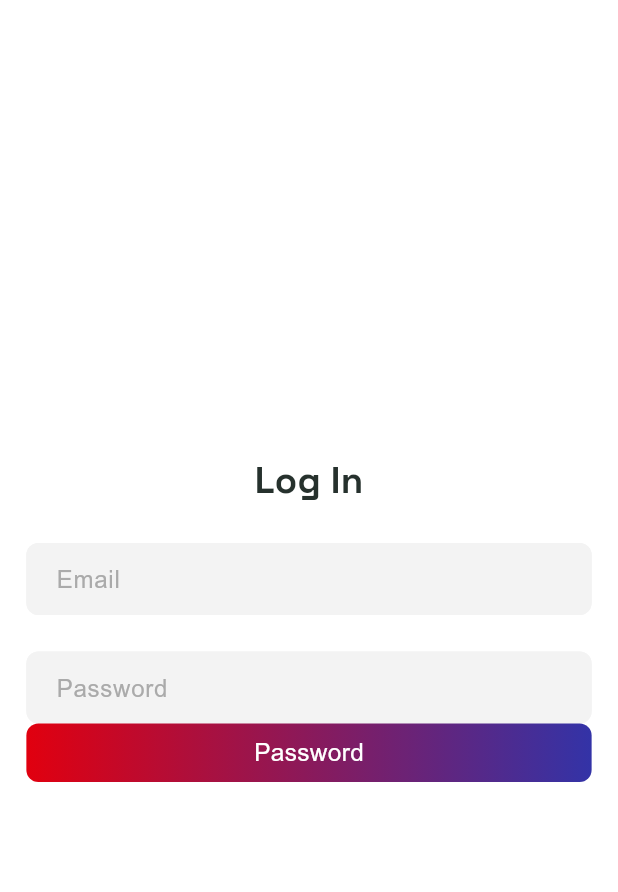
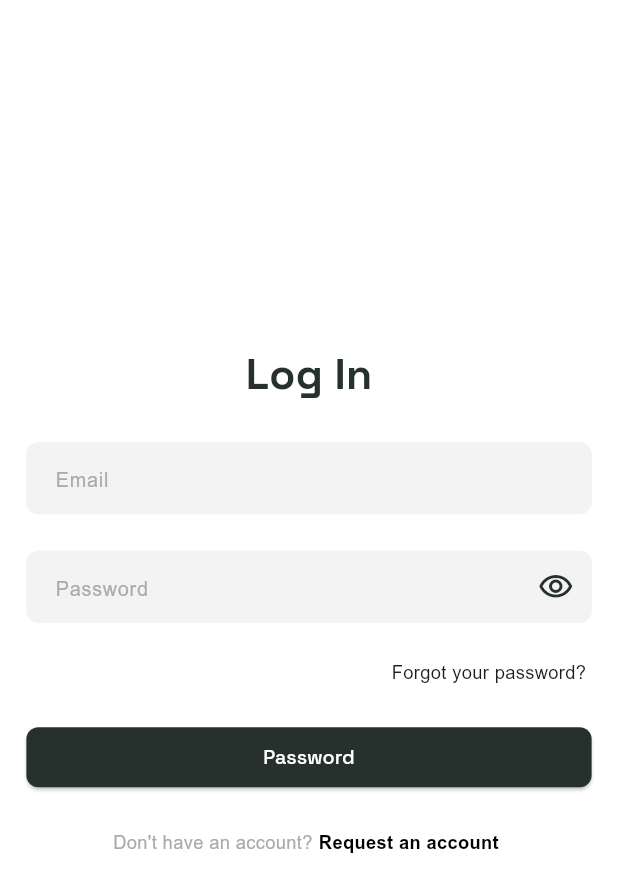
Before and after one commit to md-miyam/my_library, a Flutter app: the screen it shows after launch, on a phone screen of 412 x 824 dp. Shown: the top 892 px of the screen. Run offline on Flutter 3.47's test engine with Material 3 defaults, Android fonts, the phone set to English and light mode, and no system bars; our stand-ins replace flutter_screenutil, get, lottie.

```diff
--- a/lib/app/data/app_colors.dart
+++ b/lib/app/data/app_colors.dart
@@ -3,12 +3,12 @@ import 'dart:ui';
 class AppColors{
   static const Color whiteColor = Color(0xffFFFFFF);
   static const Color blackColor = Color(0xff000000);
+  static const Color secondaryBlackColor = Color(0xFF26312D);
   static const Color backgroundColor = Color(0xffFFFFFF);
   static const Color primaryColor = Color(0xFF1e2755);
   static const Color secondaryColor = Color(0xFF75b3d1);
   static const Color primaryTextColor = Color(0xffFFFFFF);
   static const Color secondaryTextColor = Color(0xFFaaaaaa);
-  static const Color primaryIconColor = Color(0xFF26312D);
   static const Color secondaryIconColor = Color(0xFFF3F3F3);
   static const Color yellowColor = Color(0xFFfac43a);
 
--- a/lib/app/data/app_text_styles.dart
+++ b/lib/app/data/app_text_styles.dart
@@ -129,6 +129,8 @@ abstract class AppTextStyles {
 
   static TextStyle get spaceGroteskMedium12 => TextStyle(fontSize: 12.sp, fontWeight: FontWeight.w500, fontFamily: "SpaceGrotesk", color: AppColors.primaryColor);
 
+  static TextStyle get spaceGroteskMedium13 => TextStyle(fontSize: 13.sp, fontWeight: FontWeight.w500, fontFamily: "SpaceGrotesk", color: AppColors.primaryColor);
+
   static TextStyle get spaceGroteskMedium16 => TextStyle(fontSize: 16.sp, fontWeight: FontWeight.w500, fontFamily: "SpaceGrotesk", color: AppColors.primaryColor);
 
   static TextStyle get spaceGroteskMedium20 => TextStyle(fontSize: 20.sp, fontWeight: FontWeight.w500, fontFamily: "SpaceGrotesk", color: AppColors.primaryColor);
@@ -146,22 +148,23 @@ abstract class AppTextStyles {
 
 
 
-  static TextStyle get spaceGroteskLarge10 => TextStyle(fontSize: 10.sp, fontWeight: FontWeight.w700, fontFamily: "SpaceGrotesk", color: AppColors.primaryIconColor);
+  static TextStyle get spaceGroteskLarge10 => TextStyle(fontSize: 10.sp, fontWeight: FontWeight.w700, fontFamily: "SpaceGrotesk", color: AppColors.secondaryBlackColor);
 
-  static TextStyle get spaceGroteskLarge12 => TextStyle(fontSize: 12.sp, fontWeight: FontWeight.w700, fontFamily: "SpaceGrotesk", color: AppColors.primaryIconColor);
+  static TextStyle get spaceGroteskLarge12 => TextStyle(fontSize: 12.sp, fontWeight: FontWeight.w700, fontFamily: "SpaceGrotesk", color: AppColors.secondaryBlackColor);
 
-  static TextStyle get spaceGroteskLarge16 => TextStyle(fontSize: 16.sp, fontWeight: FontWeight.w700, fontFamily: "SpaceGrotesk", color: AppColors.primaryIconColor);
+  static TextStyle get spaceGroteskLarge16 => TextStyle(fontSize: 16.sp, fontWeight: FontWeight.w700, fontFamily: "SpaceGrotesk", color: AppColors.secondaryBlackColor);
 
-  static TextStyle get spaceGroteskLarge20 => TextStyle(fontSize: 20.sp, fontWeight: FontWeight.w700, fontFamily: "SpaceGrotesk", color: AppColors.primaryIconColor);
+  static TextStyle get spaceGroteskLarge20 => TextStyle(fontSize: 20.sp, fontWeight: FontWeight.w700, fontFamily: "SpaceGrotesk", color: AppColors.secondaryBlackColor);
 
-  static TextStyle get spaceGroteskLarge24 => TextStyle(fontSize: 24.sp, fontWeight: FontWeight.w700, fontFamily: "SpaceGrotesk", color: AppColors.primaryIconColor);
+  static TextStyle get spaceGroteskLarge24 => TextStyle(fontSize: 24.sp, fontWeight: FontWeight.w700, fontFamily: "SpaceGrotesk", color: AppColors.secondaryBlackColor);
 
-  static TextStyle get spaceGroteskLarge28 => TextStyle(fontSize: 28.sp, fontWeight: FontWeight.w700, fontFamily: "SpaceGrotesk", color: AppColors.primaryIconColor);
+  static TextStyle get spaceGroteskLarge28 => TextStyle(fontSize: 28.sp, fontWeight: FontWeight.w700, fontFamily: "SpaceGrotesk", color: AppColors.secondaryBlackColor);
 
-  static TextStyle get spaceGroteskLarge32 => TextStyle(fontSize: 32.sp, fontWeight: FontWeight.w700, fontFamily: "SpaceGrotesk", color: AppColors.primaryIconColor);
+  static TextStyle get spaceGroteskLarge32 => TextStyle(fontSize: 32.sp, fontWeight: FontWeight.w700, fontFamily: "SpaceGrotesk", color: AppColors.secondaryBlackColor);
 
-  static TextStyle get spaceGroteskLarge36 => TextStyle(fontSize: 36.sp, fontWeight: FontWeight.w700, fontFamily: "SpaceGrotesk", color: AppColors.primaryIconColor);
+  static TextStyle get spaceGroteskLarge36 => TextStyle(fontSize: 36.sp, fontWeight: FontWeight.w700, fontFamily: "SpaceGrotesk", color: AppColors.secondaryBlackColor);
 
-  static TextStyle get spaceGroteskLarge40 => TextStyle(fontSize: 40.sp, fontWeight: FontWeight.w700, fontFamily: "SpaceGrotesk", color: AppColors.primaryIconColor);
+  static TextStyle get spaceGroteskLarge40 => TextStyle(fontSize: 40.sp, fontWeight: FontWeight.w700, fontFamily: "SpaceGrotesk", color: AppColors.secondaryBlackColor);
+
 
 }
--- a/lib/app/data/theme.dart
+++ b/lib/app/data/theme.dart
@@ -14,15 +14,16 @@ ThemeData themeData() {
     elevatedButtonTheme: ElevatedButtonThemeData(
       style: ElevatedButton.styleFrom(
         padding: const EdgeInsets.all(8),
-        backgroundColor: AppColors.backgroundColor,
-        foregroundColor: AppColors.blackColor,
+        backgroundColor: AppColors.secondaryBlackColor,
+        foregroundColor: AppColors.whiteColor,
+        textStyle: AppTextStyles.spaceGroteskMedium13.copyWith(color: AppColors.whiteColor),
         shape: RoundedRectangleBorder(borderRadius: BorderRadius.circular(8)),
       ),
     ),
     inputDecorationTheme: InputDecorationTheme(
       filled: true,
       fillColor: AppColors.textFieldGreyColor,
-      contentPadding: const EdgeInsets.symmetric(horizontal: 16, vertical: 12),
+      contentPadding: EdgeInsets.symmetric(horizontal: 14.w, vertical: 10.h),
       border: OutlineInputBorder(
         borderRadius: BorderRadius.circular(8),
         borderSide: BorderSide(color: AppColors.secondaryIconColor),
@@ -33,7 +34,7 @@ ThemeData themeData() {
       ),
       focusedBorder: OutlineInputBorder(
         borderRadius: BorderRadius.circular(8),
-        borderSide: BorderSide(color: AppColors.secondaryIconColor),
+        borderSide: BorderSide(color: AppColors.secondaryBlackColor,width: 1),
       ),
       hintStyle: const TextStyle(color: AppColors.secondaryTextColor),
     ),
@@ -49,3 +50,7 @@ ThemeData themeData() {
     ),
   );
 }
+
+
+
+// SizedBox(width: double.infinity,child: ElevatedButton(onPressed: (){}, child: Text("Password"),)),
--- a/lib/app/modules/common_widget/custom_elevated_button.dart
+++ b/lib/app/modules/common_widget/custom_elevated_button.dart
@@ -14,14 +14,12 @@ class CustomElevatedButton extends StatelessWidget {
       onTap: onTap,
       child: Container(
         width: double.infinity,
-        padding: EdgeInsets.all(8.0),
+        padding: EdgeInsets.all(10.0),
         decoration: BoxDecoration(
-          gradient: const LinearGradient(
-            colors: [Color(0xFFE1000F), Color(0xFF3333A7)],
-          ),
+          color: AppColors.secondaryBlackColor,
           borderRadius: BorderRadius.circular(8),
         ),
-        child: Center(child: Text(childText, style: AppTextStyles.medium16.copyWith(color: AppColors.whiteColor))),
+        child: Center(child: Text(childText, style: AppTextStyles.medium13.copyWith(color: AppColors.whiteColor))),
       ),
     );
   }
--- a/lib/app/modules/common_widget/custom_rich_text.dart
+++ b/lib/app/modules/common_widget/custom_rich_text.dart
@@ -27,23 +27,23 @@ class CustomRichText extends StatelessWidget {
           flex: 5,
           child: Text(
             firstText,
-            style: AppTextStyles.medium16.copyWith(
-              color: firstTextColor ?? AppColors.primaryColor,
+            style: AppTextStyles.medium12.copyWith(
+              color: firstTextColor ?? AppColors.secondaryTextColor,
             ),
             overflow: TextOverflow.ellipsis,
             maxLines: 1,
           ),
         ),
         Flexible(
-          flex: 3,
+          flex: 5,
           child: InkWell(
             onTap: onTap,
             child: Padding(
               padding: EdgeInsets.symmetric(horizontal: 4.h),
               child: Text(
                 secondText,
-                style: AppTextStyles.medium16.copyWith(
-                  color: secondTextColor ?? AppColors.primaryColor,
+                style: AppTextStyles.bold12.copyWith(
+                  color: secondTextColor ?? AppColors.blackColor,
                 ),
                 overflow: TextOverflow.ellipsis,
                 maxLines: 1,
--- a/lib/app/modules/common_widget/custom_text_field.dart
+++ b/lib/app/modules/common_widget/custom_text_field.dart
@@ -8,6 +8,7 @@ class CustomTextField extends StatelessWidget {
   final TextInputType? keyboardType;
   final String? hintText;
   final Widget? suffixIcon;
+  final bool obscureText;
 
   const CustomTextField({
     super.key,
@@ -15,18 +16,22 @@ class CustomTextField extends StatelessWidget {
     this.keyboardType,
     this.hintText,
     this.suffixIcon,
+    this.obscureText = false,
   });
 
   @override
   Widget build(BuildContext context) {
-    return  TextField(
-      cursorColor: AppColors.primaryIconColor,
+    return TextFormField(
+      cursorColor: AppColors.secondaryBlackColor,
       cursorHeight: 20.h,
       controller: controller,
       keyboardType: keyboardType,
+      obscureText: obscureText,
       decoration: InputDecoration(
         hintText: hintText,
-        hintStyle: TextStyle(color: AppColors.secondaryTextColor),
+        hintStyle: AppTextStyles.medium13.copyWith(
+          color: AppColors.secondaryTextColor,
+        ),
         suffixIcon: suffixIcon,
       ),
     );
--- a/lib/app/modules/log_in/views/log_in_view.dart
+++ b/lib/app/modules/log_in/views/log_in_view.dart
@@ -1,35 +1,84 @@
 import 'package:flutter/material.dart';
 import 'package:flutter_screenutil/flutter_screenutil.dart';
 import 'package:get/get.dart';
+import 'package:my_library/app/data/app_colors.dart';
 import 'package:my_library/app/data/app_text_styles.dart';
-import 'package:my_library/app/modules/common_widget/custom_elevated_button.dart';
+import 'package:my_library/app/modules/common_widget/custom_rich_text.dart';
 import 'package:my_library/app/modules/common_widget/custom_text_field.dart';
+import '../../../routes/app_pages.dart';
 import '../controllers/log_in_controller.dart';
 
 class LogInView extends GetView<LogInController> {
   const LogInView({super.key});
+
   @override
   Widget build(BuildContext context) {
     return Scaffold(
       body: Padding(
         padding: EdgeInsets.symmetric(horizontal: 16.w),
+        child: SafeArea(
           child: Column(
             mainAxisAlignment: MainAxisAlignment.center,
             crossAxisAlignment: CrossAxisAlignment.center,
             children: [
-            Text("Log In",style: AppTextStyles.spaceGroteskLarge24,),
+              Text("Log In", style: AppTextStyles.spaceGroteskLarge28),
               Padding(
                 padding: EdgeInsets.symmetric(vertical: 24.h),
                 child: CustomTextField(
                   hintText: "Email",
+                  keyboardType: TextInputType.emailAddress,
                 ),
               ),
-            CustomTextField(
+              Obx(
+                () => CustomTextField(
                   hintText: "Password",
+                  keyboardType: TextInputType.visiblePassword,
+                  suffixIcon: IconButton(
+                    onPressed: () {
+                      controller.suffixIconOnChange();
+                    },
+                    icon: Icon(
+                      controller.suffixIconVisibility.value
+                          ? Icons.visibility_off_outlined
+                          : Icons.visibility_outlined,
+                      color: AppColors.secondaryBlackColor,
+                    ),
+                  ),
+                  obscureText: controller.suffixIconVisibility.value,
+                ),
               ),
 
-            CustomElevatedButton(childText: "Password")
+              Padding(
+                padding: EdgeInsets.symmetric(vertical: 24.h),
+                child: Align(
+                  alignment: AlignmentGeometry.centerRight,
+                  child: InkWell(
+                    onTap: () {},
+                    child: Text(
+                      " Forgot your password? ",
+                      style: AppTextStyles.medium12,
+                    ),
+                  ),
+                ),
+              ),
+              SizedBox(
+                width: double.infinity,
+                child: ElevatedButton(onPressed: () {
+                }, child: Text("Password")),
+              ),
+
+              Padding(
+                padding: EdgeInsets.symmetric(vertical: 24.h),
+                child: CustomRichText(
+                  firstText: "Don't have an account?",
+                  secondText: "Request an account",
+                  onTap: () {
+                    Get.toNamed(Routes.SELECT_INSTITUTE);
+                  },
+                ),
+              ),
             ],
+          ),
         ),
       ),
     );
--- a/lib/app/routes/app_pages.dart
+++ b/lib/app/routes/app_pages.dart
@@ -1,12 +1,16 @@
 import 'package:get/get.dart';
+
 import '../modules/custom_bottom_navigation_bar/bindings/custom_bottom_navigation_bar_binding.dart';
 import '../modules/custom_bottom_navigation_bar/views/custom_bottom_navigation_bar_view.dart';
 import '../modules/home/bindings/home_binding.dart';
 import '../modules/home/views/home_view.dart';
 import '../modules/log_in/bindings/log_in_binding.dart';
 import '../modules/log_in/views/log_in_view.dart';
+import '../modules/select_institute/bindings/select_institute_binding.dart';
+import '../modules/select_institute/views/select_institute_view.dart';
 import '../modules/splash/bindings/splash_binding.dart';
 import '../modules/splash/views/splash_view.dart';
+
 part 'app_routes.dart';
 
 class AppPages {
@@ -35,5 +39,10 @@ class AppPages {
       page: () => const LogInView(),
       binding: LogInBinding(),
     ),
+    GetPage(
+      name: _Paths.SELECT_INSTITUTE,
+      page: () => const SelectInstituteView(),
+      binding: SelectInstituteBinding(),
+    ),
   ];
 }
--- a/lib/app/routes/app_routes.dart
+++ b/lib/app/routes/app_routes.dart
@@ -8,6 +8,7 @@ abstract class Routes {
       _Paths.CUSTOM_BOTTOM_NAVIGATION_BAR;
   static const SPLASH = _Paths.SPLASH;
   static const LOG_IN = _Paths.LOG_IN;
+  static const SELECT_INSTITUTE = _Paths.SELECT_INSTITUTE;
 }
 
 abstract class _Paths {
@@ -16,4 +17,5 @@ abstract class _Paths {
   static const CUSTOM_BOTTOM_NAVIGATION_BAR = '/custom-bottom-navigation-bar';
   static const SPLASH = '/splash';
   static const LOG_IN = '/log-in';
+  static const SELECT_INSTITUTE = '/select-institute';
 }
--- a/pubspec.yaml
+++ b/pubspec.yaml
@@ -38,6 +38,7 @@ dependencies:
   lottie: ^3.3.1
   flutter_screenutil: ^5.9.3
   pin_code_fields: ^8.0.1
+  dropdown_button2: ^2.3.9
 
 dev_dependencies:
   flutter_test:
@@ -63,7 +64,9 @@ flutter:
 
   # To add assets to your application, add an assets section, like this:
   assets:
-    - assets/
+    - assets/images/
+    - assets/fonts/
+    - assets/lottie/
 
   #   - images/a_dot_ham.jpeg
 
```
Also changed, not shown: lib/app/modules/log_in/controllers/log_in_controller.dart (+4 -15 lines), lib/app/modules/select_institute/bindings/select_institute_binding.dart (added, +12 -0 lines), lib/app/modules/select_institute/controllers/select_institute_controller.dart (added, +62 -0 lines), lib/app/modules/select_institute/views/select_institute_view.dart (added, +128 -0 lines), pubspec.lock. Lines whose indentation alone changed are shown as unchanged.
